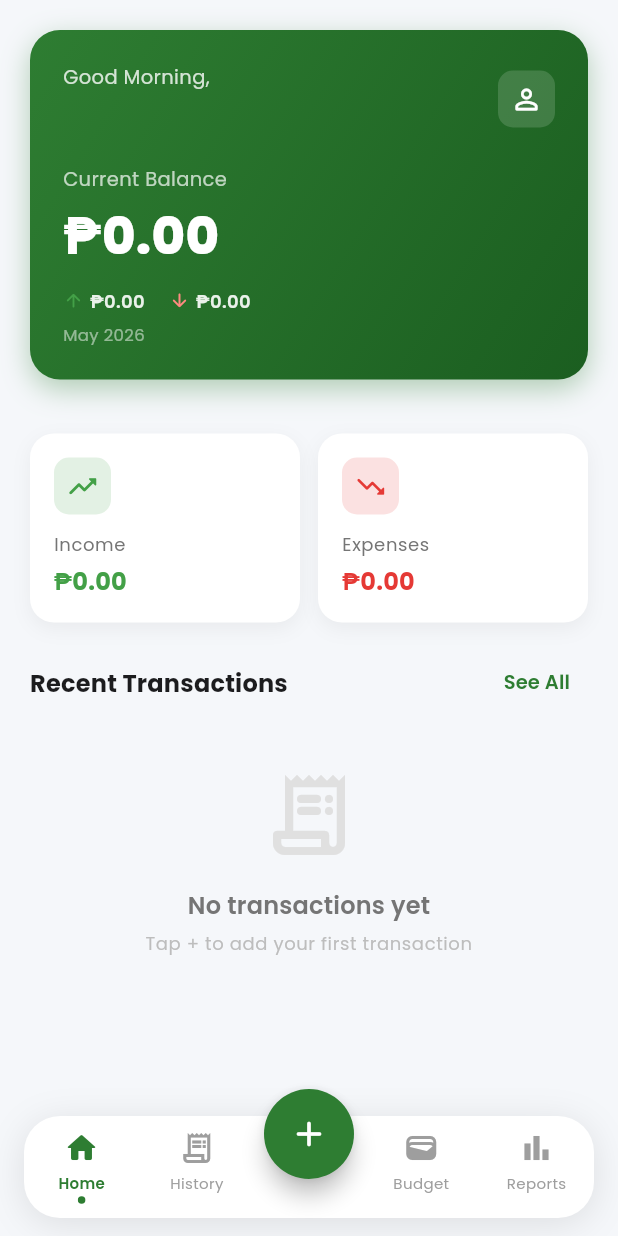
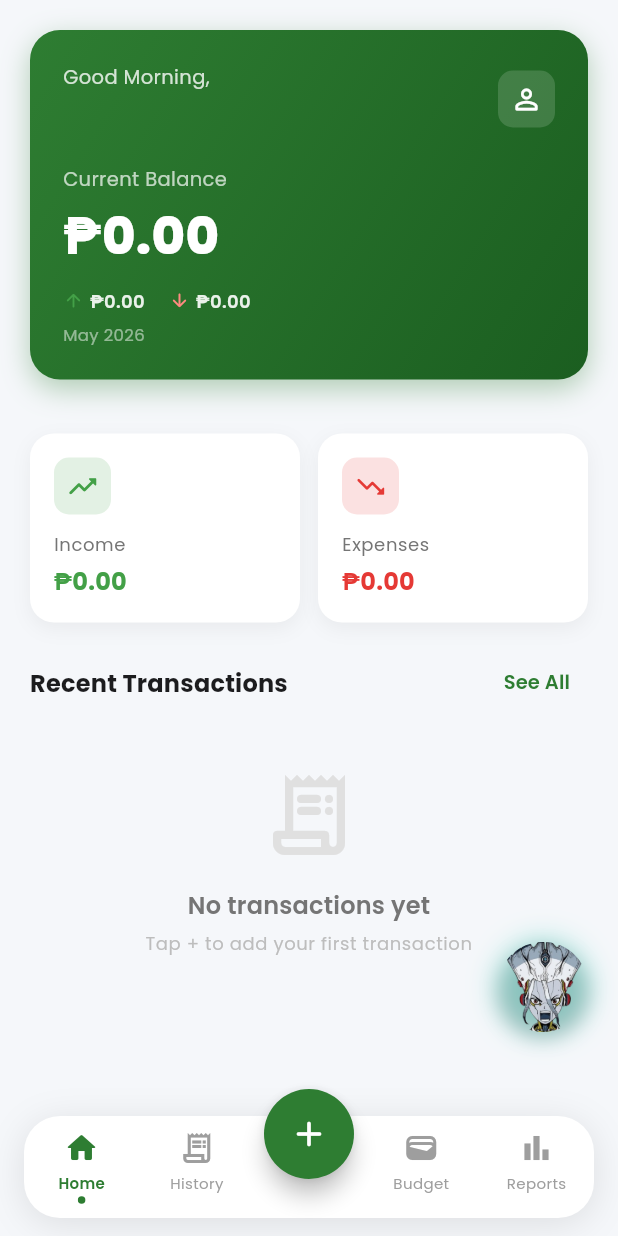
Before and after one commit to jaysonFullStackDev/Budget-Tracking-App, a Flutter app: the MainShell screen opened by its route, on a phone screen of 412 x 824 dp. Run offline on Flutter 3.47's test engine with Material 3 defaults, Android fonts, the phone set to English and light mode, and no system bars; our stand-ins replace cloud_firestore, connectivity_plus, equatable, firebase_auth, firebase_core, fl_chart and 4 more; accounts and stored records are empty; network calls fail.

Commit message:
feat: add AI chat with floating avatar, Gemini integration, and package name update to com.jayson.budgettracker

```diff
--- a/budget_app/lib/screens/main_shell.dart
+++ b/budget_app/lib/screens/main_shell.dart
@@ -10,6 +10,7 @@ import '../providers/budget_provider.dart';
 import '../utils/app_theme.dart';
 import '../utils/session_manager.dart';
 import '../widgets/common/offline_banner.dart';
+import '../widgets/common/floating_ai_avatar.dart';
 import 'home_screen.dart';
 import 'add_transaction_screen.dart';
 import 'other_screens.dart';
@@ -81,7 +82,9 @@ class _MainShellState extends State<MainShell> {
       onTap: () => SessionManager().recordActivity(),
       onPanDown: (_) => SessionManager().recordActivity(),
       child: Scaffold(
-        body: Column(
+        body: Stack(
+          children: [
+            Column(
               children: [
                 const OfflineBanner(),
                 Expanded(
@@ -90,6 +93,9 @@ class _MainShellState extends State<MainShell> {
                     children: _screens,
                   ),
                 ),
+              ],
+            ),
+            const FloatingAiAvatar(),
           ],
         ),
         floatingActionButton: _buildCenterFAB(),
--- /dev/null
+++ b/budget_app/lib/widgets/common/floating_ai_avatar.dart
@@ -0,0 +1,106 @@
+// lib/widgets/common/floating_ai_avatar.dart
+// Floating draggable AI avatar that hovers on screen with a bobbing animation.
+
+import 'package:flutter/material.dart';
+import '../../screens/ai_chat_screen.dart';
+
+class FloatingAiAvatar extends StatefulWidget {
+  const FloatingAiAvatar({super.key});
+
+  @override
+  State<FloatingAiAvatar> createState() => _FloatingAiAvatarState();
+}
+
+class _FloatingAiAvatarState extends State<FloatingAiAvatar>
+    with SingleTickerProviderStateMixin {
+  late AnimationController _ctrl;
+  late Animation<double> _bobAnim;
+
+  // Position of the floating avatar
+  double _xPos = -1; // -1 means not initialized
+  double _yPos = -1;
+
+  @override
+  void initState() {
+    super.initState();
+    _ctrl = AnimationController(
+      vsync: this,
+      duration: const Duration(milliseconds: 2000),
+    )..repeat(reverse: true);
+
+    _bobAnim = Tween<double>(begin: -4, end: 4).animate(
+      CurvedAnimation(parent: _ctrl, curve: Curves.easeInOut),
+    );
+  }
+
+  @override
+  void dispose() {
+    _ctrl.dispose();
+    super.dispose();
+  }
+
+  @override
+  Widget build(BuildContext context) {
+    final screenWidth = MediaQuery.of(context).size.width;
+    final screenHeight = MediaQuery.of(context).size.height;
+
+    // Initialize position to bottom-right
+    if (_xPos == -1) {
+      _xPos = screenWidth - 80;
+      _yPos = screenHeight - 200;
+    }
+
+    return Positioned(
+      left: _xPos,
+      top: _yPos,
+      child: GestureDetector(
+        onPanUpdate: (details) {
+          setState(() {
+            _xPos = (_xPos + details.delta.dx).clamp(0, screenWidth - 65);
+            _yPos = (_yPos + details.delta.dy).clamp(0, screenHeight - 120);
+          });
+        },
+        onTap: () {
+          Navigator.push(context,
+            MaterialPageRoute(builder: (_) => const AiChatScreen()));
+        },
+        child: AnimatedBuilder(
+          animation: _bobAnim,
+          builder: (context, child) {
+            return Transform.translate(
+              offset: Offset(0, _bobAnim.value),
+              child: child,
+            );
+          },
+          child: Container(
+            width: 60,
+            height: 60,
+            decoration: BoxDecoration(
+              shape: BoxShape.circle,
+              boxShadow: [
+                BoxShadow(
+                  color: Colors.black.withOpacity(0.2),
+                  blurRadius: 10,
+                  offset: const Offset(0, 4),
+                ),
+                BoxShadow(
+                  color: const Color(0xFF00BFA5).withOpacity(0.3),
+                  blurRadius: 16,
+                  spreadRadius: 2,
+                ),
+              ],
+            ),
+            child: ClipOval(
+              child: Image.asset(
+                'assets/images/ai_avatar.png',
+                width: 60,
+                height: 60,
+                fit: BoxFit.cover,
+              ),
+            ),
+          ),
+        ),
+      ),
+    );
+  }
+}
--- a/budget_app/pubspec.yaml
+++ b/budget_app/pubspec.yaml
@@ -36,6 +36,7 @@ dependencies:
   connectivity_plus: ^6.0.0
   share_plus: ^9.0.0
   path_provider: ^2.1.5
+  http: ^1.2.0
 
 dev_dependencies:
   flutter_test:
```
Also changed, not shown: budget_app/lib/screens/ai_chat_screen.dart (added, +287 -0 lines), budget_app/lib/services/ai_chat_service.dart (added, +157 -0 lines), budget_app/lib/widgets/common/animated_ai_button.dart (added, +79 -0 lines), budget_app/assets/images/ai_avatar.png (added), budget_app/pubspec.lock, 4 other files. Lines whose indentation alone changed are shown as unchanged.
